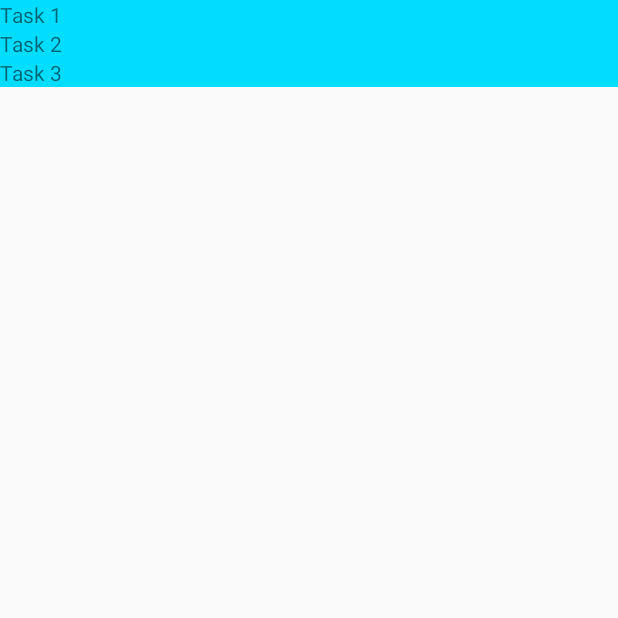
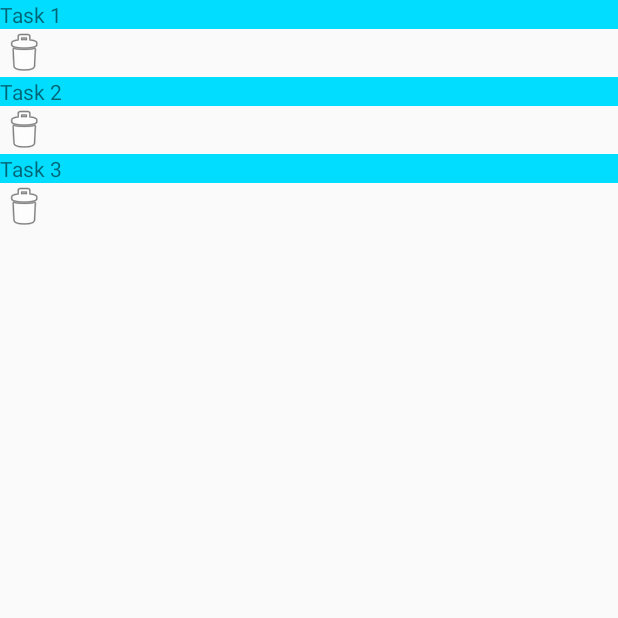
Before and after one commit to LolWalid/tasks, an Android app: the screen it shows after launch (MainActivity), on a phone screen of 412 x 824 dp, the top half of it. Run offline under Robolectric (Android 15) with nearby library versions, the phone set to English and light mode, and no system bars.

Commit message:
add data class Task, add feature remove task

```diff
--- /dev/null
+++ b/app/src/main/java/com/edupad/tasks/models/Task.kt
@@ -0,0 +1,3 @@
+package com.edupad.tasks.models
+
+data class Task(val id: String, val title: String, val description: String = "")
--- a/app/src/main/java/com/edupad/tasks/views/fragments/HeaderFragment.kt
+++ b/app/src/main/java/com/edupad/tasks/views/fragments/HeaderFragment.kt
@@ -8,12 +8,18 @@ import androidx.fragment.app.Fragment
 import androidx.recyclerview.widget.LinearLayoutManager
 import androidx.recyclerview.widget.RecyclerView
 import com.edupad.tasks.R
+import com.edupad.tasks.models.Task
 import com.edupad.tasks.views.tasks.TasksAdapter
 import kotlinx.android.synthetic.main.main_fragment_layout.view.*
 
 class HeaderFragment: Fragment() {
-    private val tasks = arrayOf("Task 1", "Task 2", "Task 3")
-    private val viewAdapter: RecyclerView.Adapter<*> = TasksAdapter(tasks)
+    private val tasks = mutableListOf(
+        Task(id = "id_1", title = "Task 1", description = "description 1"),
+        Task(id = "id_2", title = "Task 2"),
+        Task(id="id_3", title = "Task 3")
+    )
+//     arrayOf(Task("Task 1"), Task("Task 2"), Task("Task 3"))
+    private val viewAdapter: RecyclerView.Adapter<*> = TasksAdapter(tasks) { task : Task -> deleteItem(task) }
     private val viewManager: RecyclerView.LayoutManager = LinearLayoutManager(activity)
 
     override fun onCreateView(inflater: LayoutInflater, container: ViewGroup?,
@@ -33,4 +39,10 @@ class HeaderFragment: Fragment() {
 
         return view
     }
+
+    private fun deleteItem(task: Task) {
+        val index = tasks.indexOf(task)
+        tasks.remove(task)
+        viewAdapter.notifyItemRemoved(index)
+    }
 }
--- a/app/src/main/java/com/edupad/tasks/views/tasks/TasksAdapter.kt
+++ b/app/src/main/java/com/edupad/tasks/views/tasks/TasksAdapter.kt
@@ -5,11 +5,11 @@ import android.view.View
 import android.view.ViewGroup
 import androidx.recyclerview.widget.RecyclerView
 import com.edupad.tasks.R
+import com.edupad.tasks.models.Task
 import kotlinx.android.synthetic.main.task_view_holder.view.*
 
-class TasksAdapter(private val tasks: Array<String>) : RecyclerView.Adapter<TasksAdapter.TaskViewHolder>() {
+class TasksAdapter(private val tasks: MutableList<Task>, private val onDeleteClickListener: (Task) -> Unit) : RecyclerView.Adapter<TasksAdapter.TaskViewHolder>() {
     override fun onCreateViewHolder(parent: ViewGroup, viewType: Int): TaskViewHolder {
-        // create a new view
         val view = LayoutInflater.from(parent.context)
             .inflate(R.layout.task_view_holder, parent, false)
 
@@ -19,12 +19,13 @@ class TasksAdapter(private val tasks: Array<String>) : RecyclerView.Adapter<Task
     override fun getItemCount() = tasks.size
 
     override fun onBindViewHolder(holder: TaskViewHolder, position: Int) {
-        holder.setText(tasks[position])
+        holder.setup(tasks[position], onDeleteClickListener)
     }
 
     class TaskViewHolder(itemView: View) : RecyclerView.ViewHolder(itemView) {
-        fun setText(title: String) {
-            itemView.task_title.text = title
+        fun setup(task: Task, onDeleteClickListener: (Task) -> Unit) {
+            itemView.task_title.text = task.title
+            itemView.delete_button.setOnClickListener { onDeleteClickListener(task)}
         }
     }
 }
--- a/app/src/main/res/layout/task_view_holder.xml
+++ b/app/src/main/res/layout/task_view_holder.xml
@@ -8,4 +8,9 @@
         android:background="@android:color/holo_blue_bright"
         android:layout_width="match_parent"
         android:layout_height="wrap_content" />
+    <ImageView
+        android:id="@+id/delete_button"
+        android:layout_width="wrap_content"
+        android:layout_height="wrap_content"
+        android:src="@android:drawable/ic_menu_delete" />
 </LinearLayout>
```
